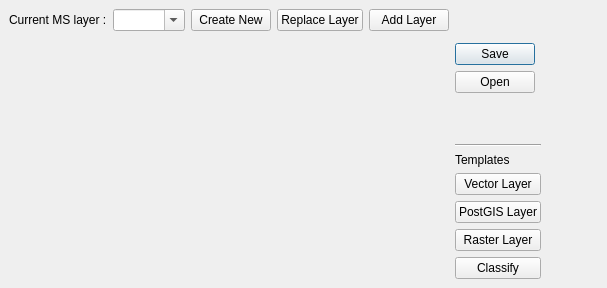
Old version of the form mapfile_tools/ui_dock_editor.ui in the repository maduhu/qgis-mapfile-tools.
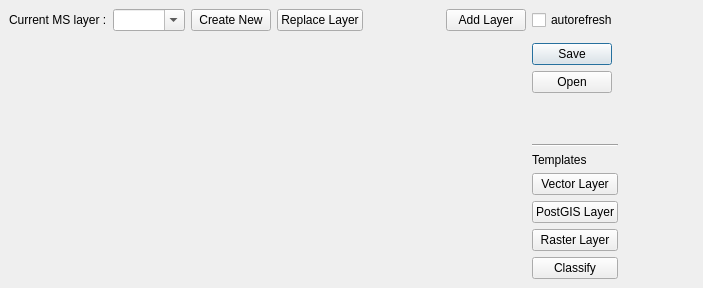
New version of the form.

Commit message: Add autorefresh checkbox.

What changed in the file:
```diff
--- a/mapfile_tools/ui_dock_editor.ui
+++ b/mapfile_tools/ui_dock_editor.ui
@@ -6,7 +6,7 @@
    <rect>
     <x>0</x>
     <y>0</y>
-    <width>607</width>
+    <width>703</width>
     <height>288</height>
    </rect>
   </property>
@@ -15,10 +15,10 @@
   </property>
   <widget class="QWidget" name="DockEditorContent">
    <layout class="QGridLayout" name="gridLayout">
-    <item row="1" column="0" rowspan="8" colspan="5">
+    <item row="1" column="0" rowspan="8" colspan="6">
      <widget class="QWidget" name="widget" native="true"/>
     </item>
-    <item row="2" column="5" colspan="2">
+    <item row="2" column="6" colspan="2">
      <widget class="QDialogButtonBox" name="fileBox">
       <property name="orientation">
        <enum>Qt::Vertical</enum>
@@ -28,42 +28,42 @@
       </property>
      </widget>
     </item>
-    <item row="3" column="5">
+    <item row="3" column="6">
      <widget class="Line" name="line_2">
       <property name="orientation">
        <enum>Qt::Horizontal</enum>
       </property>
      </widget>
     </item>
-    <item row="4" column="5">
+    <item row="4" column="6">
      <widget class="QLabel" name="label">
       <property name="text">
        <string>Templates</string>
       </property>
      </widget>
     </item>
-    <item row="5" column="5">
+    <item row="5" column="6">
      <widget class="QPushButton" name="template1">
       <property name="text">
        <string>Vector Layer</string>
       </property>
      </widget>
     </item>
-    <item row="6" column="5">
+    <item row="6" column="6">
      <widget class="QPushButton" name="template2">
       <property name="text">
        <string>PostGIS Layer</string>
       </property>
      </widget>
     </item>
-    <item row="7" column="5">
+    <item row="7" column="6">
      <widget class="QPushButton" name="template3">
       <property name="text">
        <string>Raster Layer</string>
       </property>
      </widget>
     </item>
-    <item row="8" column="5">
+    <item row="8" column="6">
      <widget class="QPushButton" name="template4">
       <property name="text">
        <string>Classify</string>
@@ -87,7 +87,7 @@
       </property>
      </widget>
     </item>
-    <item row="0" column="4">
+    <item row="0" column="5">
      <widget class="QPushButton" name="addLayerButton">
       <property name="text">
        <string>Add Layer</string>
@@ -108,6 +108,13 @@
       </property>
      </widget>
     </item>
+    <item row="0" column="6">
+     <widget class="QCheckBox" name="autorefresh">
+      <property name="text">
+       <string>autorefresh</string>
+      </property>
+     </widget>
+    </item>
    </layout>
   </widget>
  </widget>
```
